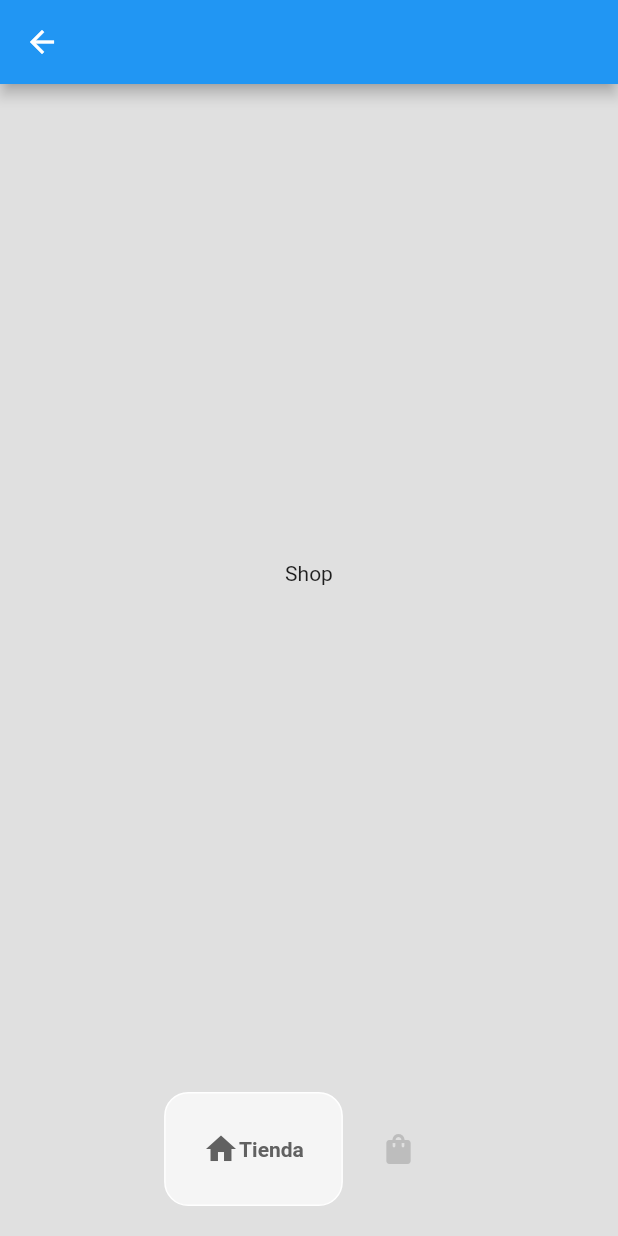
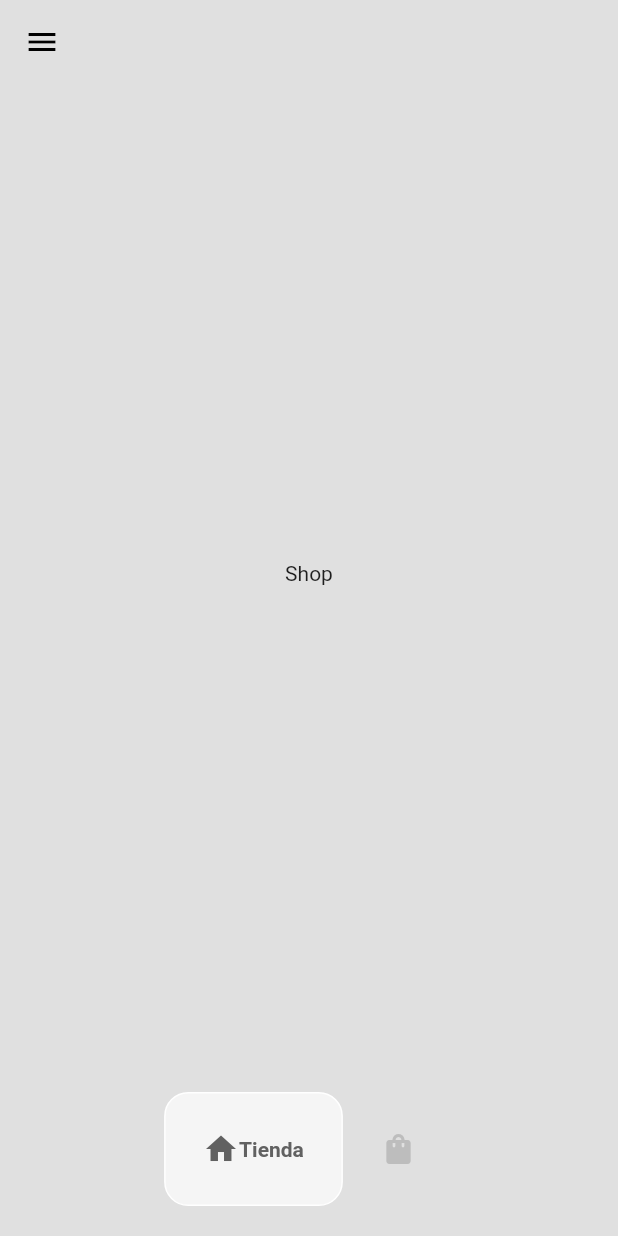
Before and after one commit to Julio45321/Shop-Nike-movile, a Flutter app: the HomePage screen opened directly, on a phone screen of 412 x 824 dp. Run offline on Flutter 3.47's test engine with Material 2 defaults, Android fonts, the phone set to English and light mode, and no system bars; drawn by our look-alikes of google_nav_bar.

Commit message:
Drawler Completo

```diff
--- a/lib/pages/Home_page.dart
+++ b/lib/pages/Home_page.dart
@@ -38,7 +38,85 @@ class _HomePageState extends State<HomePage> {
       bottomNavigationBar: MyBottomNavBar(
         onTabChange: (index) => navigateBottomBar(index),
       ),
-      appBar: AppBar(),
+      appBar: AppBar(
+        backgroundColor: Colors.transparent,
+        elevation: 0,
+        leading: Builder(builder: (context) => IconButton(
+          icon: const Icon(
+            Icons.menu,
+            color: Colors.black,
+          ),
+          onPressed: () {
+            Scaffold.of(context).openDrawer();
+          },
+        ),)
+      ),
+      drawer: Drawer(
+        backgroundColor: Colors.grey[900],
+        child: Column(
+          mainAxisAlignment: MainAxisAlignment.spaceBetween,
+          children: [
+            Column(
+              children: [
+                // Logo
+            DrawerHeader(
+              child: Image.asset('lib/images/logonike.png',
+                     color: Colors.white,
+              ),
+              ),
+              Padding(
+                padding: const EdgeInsets.symmetric(horizontal: 25.0),
+                child: Divider(
+                  color: Colors.grey[800],
+                ),
+                ),
+                // otras paginas
+                const Padding(
+                  padding: EdgeInsets.only(left: 25.0),
+                  child: ListTile(
+                    leading:
+                      Icon(Icons.home, color: Colors.white,),
+                      title: Text('Home',style: TextStyle(color: Colors.white),),
+                  ),
+                ),
+
+                Padding(
+                padding: const EdgeInsets.symmetric(horizontal: 25.0),
+                child: Divider(
+                  color: Colors.grey[800],
+                ),
+                ),
+                // otras paginas
+                const Padding(
+                  padding: EdgeInsets.only(left: 25.0),
+                  child: ListTile(
+                    leading:
+                      Icon(Icons.info, color: Colors.white,),
+                      title: Text('Información',style: TextStyle(color: Colors.white),),
+                  ),
+                ),
+              ],
+            ),
+
+
+                Padding(
+                padding: const EdgeInsets.symmetric(horizontal: 25.0),
+                child: Divider(
+                  color: Colors.grey[800],
+                ),
+                ),
+                // otras paginas
+                const Padding(
+                  padding: EdgeInsets.only(left: 25.0, bottom: 25),
+                  child: ListTile(
+                    leading:
+                      Icon(Icons.logout, color: Colors.white,),
+                      title: Text('Cerrar Sesion',style: TextStyle(color: Colors.white),),
+                  ),
+                ),
+          ],
+        ),
+      ),
       body: _pages[_selectedIndex],
     );
   }
```
